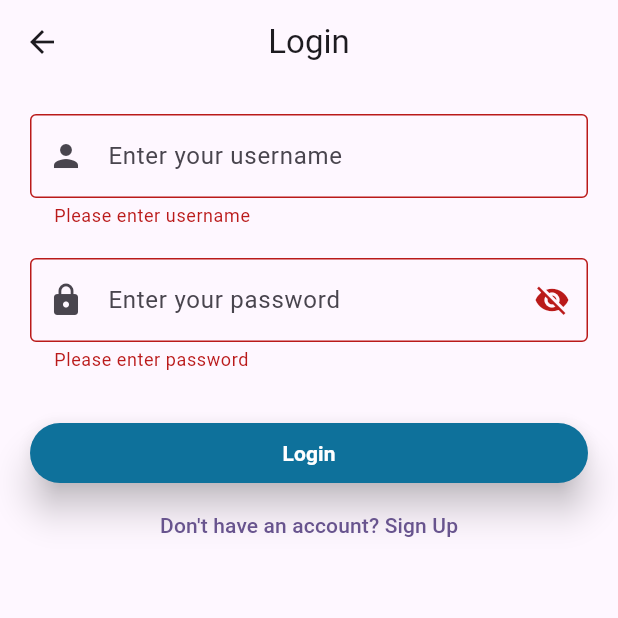
After one commit to fm0831461-oss/AllProject, a Flutter app: the Loginscreen screen opened directly, after a tap on "Login", on a phone screen of 412 x 824 dp, the top half of it. The commit adds this screen. Run offline on Flutter 3.47's test engine with Material 3 defaults, Android fonts, the phone set to English and light mode, and no system bars; our stand-ins replace dio; accounts and stored records are empty; network calls fail.

Commit message:
add login and sign without screen

```diff
--- a/lib/Project2/Widgets/custom_user.dart
+++ b/lib/Project2/Widgets/custom_user.dart
@@ -1,6 +1,6 @@
 import 'package:flutter/material.dart';
 import 'package:project1/Project2/DataModels/data_model.dart';
-import 'package:project1/Project2/Widgets/details.dart';
+import 'package:project1/Project2/Screens/details.dart';
 
 class CustomUser extends StatelessWidget {
   final UserModel model;
--- /dev/null
+++ b/lib/Project3/DataModels/auth_model.dart
@@ -0,0 +1,38 @@
+class AuthModel {
+  final String? username;
+  final String? password;
+  final String? firstName;
+  final String? lastName;
+  final String? email;
+  final String? accessToken;
+  final String? refreshToken;
+
+  AuthModel({
+    this.username,
+    this.password,
+    this.firstName,
+    this.lastName,
+    this.email,
+    this.accessToken,
+    this.refreshToken,
+  });
+}
+
+class Auth {
+  final AuthModel user;
+
+  Auth({required this.user});
+
+  factory Auth.fromJson(Map<String, dynamic> json) {
+    return Auth(
+      user: AuthModel(
+        username: json['username'],
+        firstName: json['firstName'],
+        lastName: json['lastName'],
+        email: json['email'],
+        accessToken: json['accessToken'],
+        refreshToken: json['refreshToken'],
+      ),
+    );
+  }
+}
--- /dev/null
+++ b/lib/Project3/Providers/auth_provider.dart
@@ -0,0 +1,90 @@
+import 'package:flutter/material.dart';
+import 'package:project1/Project3/DataModels/auth_model.dart';
+import 'package:project1/Project3/Services/login_services.dart';
+import 'package:project1/Project3/Services/sign_services.dart';
+
+class AuthProvider extends ChangeNotifier {
+  Auth? auth;
+
+  bool isLoading = false;
+  String? errorMessage;
+
+  // Text Controllers
+  final controllerUser = TextEditingController();
+  final controllerPass = TextEditingController();
+
+  // Password Visibility
+  bool isPasswordVisible = false;
+
+  void togglePasswordVisibility() {
+    isPasswordVisible = !isPasswordVisible;
+    notifyListeners();
+  }
+
+  // Username Validation
+  String? validUser(String? value) {
+    if (value == null || value.isEmpty) {
+      return "Please enter username";
+    }
+    return null;
+  }
+
+  // Password Validation
+  String? validPass(String? value) {
+    if (value == null || value.isEmpty) {
+      return "Please enter password";
+    }
+    return null;
+  }
+
+  // Login
+  Future<void> login(String username, String password) async {
+    try {
+      isLoading = true;
+      errorMessage = null;
+      notifyListeners();
+
+      auth = await LoginServices.login(username, password);
+    } catch (e) {
+      errorMessage = e.toString();
+    } finally {
+      isLoading = false;
+      notifyListeners();
+    }
+  }
+
+  // Signup
+  Future<void> signup(
+    String firstName,
+    String lastName,
+    String email,
+    String username,
+    String password,
+  ) async {
+    try {
+      isLoading = true;
+      errorMessage = null;
+      notifyListeners();
+
+      auth = await SignServices.signup(
+        firstName,
+        lastName,
+        email,
+        username,
+        password,
+      );
+    } catch (e) {
+      errorMessage = e.toString();
+    } finally {
+      isLoading = false;
+      notifyListeners();
+    }
+  }
+
+  @override
+  void dispose() {
+    controllerUser.dispose();
+    controllerPass.dispose();
+    super.dispose();
+  }
+}
--- /dev/null
+++ b/lib/Project3/Screens/login_screen.dart
@@ -0,0 +1,85 @@
+import 'package:flutter/material.dart';
+import 'package:project1/Project3/Providers/auth_provider.dart';
+import 'package:project1/Project3/Widgets/custom_textfield.dart';
+import 'package:project1/Project3/Widgets/custom_buttom.dart';
+import 'package:provider/provider.dart';
+
+class Loginscreen extends StatefulWidget {
+  const Loginscreen({super.key});
+
+  @override
+  State<Loginscreen> createState() => LoginscreenState();
+}
+
+class LoginscreenState extends State<Loginscreen> {
+  final ckey = GlobalKey<FormState>();
+
+  @override
+  Widget build(BuildContext context) {
+    final logProvider = context.read<AuthProvider>();
+
+    return Scaffold(
+      appBar: AppBar(title: Text("Login"), centerTitle: true),
+      body: SingleChildScrollView(
+        padding: EdgeInsets.all(20),
+        child: Form(
+          key: ckey,
+          child: Column(
+            children: [
+              CustomTextfield(
+                controller: logProvider.controllerUser,
+                validator: logProvider.validUser,
+                isPass: false,
+                hintText: "Enter your username",
+                prefixIcon: Icons.person,
+              ),
+
+              const SizedBox(height: 20),
+
+              CustomTextfield(
+                controller: logProvider.controllerPass,
+                validator: logProvider.validPass,
+                isPass: true,
+                hintText: "Enter your password",
+                prefixIcon: Icons.lock,
+              ),
+
+              const SizedBox(height: 30),
+
+              CustomButtom(
+                text: "Login",
+                onPressed: () async {
+                  if (ckey.currentState!.validate()) {
+                    await logProvider.login(
+                      logProvider.controllerUser.text,
+                      logProvider.controllerPass.text,
+                    );
+
+                    if (!context.mounted) return;
+
+                    if (logProvider.errorMessage != null) {
+                      ScaffoldMessenger.of(context).showSnackBar(
+                        SnackBar(content: Text(logProvider.errorMessage!)),
+                      );
+                    } else {
+                      ScaffoldMessenger.of(context).showSnackBar(
+                        SnackBar(content: Text("Login Successful")),
+                      );
+                    }
+                  }
+                },
+              ),
+
+              TextButton(
+                onPressed: () {
+                  // Navigate to Sign Up Screen
+                },
+                child: Text("Don't have an account? Sign Up"),
+              ),
+            ],
+          ),
+        ),
+      ),
+    );
+  }
+}
--- /dev/null
+++ b/lib/Project3/Services/login_services.dart
@@ -0,0 +1,19 @@
+import 'package:dio/dio.dart';
+import 'package:project1/Project3/DataModels/auth_model.dart';
+
+class LoginServices {
+  static Dio dio = Dio();
+  static Future<Auth> login(String username, String password) async {
+    try {
+      Response response = await dio.post(
+        "https://dummyjson.com/auth/login",
+        data: {"username": username, "password": password},
+      );
+      return Auth.fromJson(response.data);
+    } on DioException catch (dioError) {
+      throw Exception(dioError.message);
+    } catch (otherException) {
+      throw Exception("otherException ${otherException.toString()}");
+    }
+  }
+}
--- /dev/null
+++ b/lib/Project3/Services/sign_services.dart
@@ -0,0 +1,31 @@
+import 'package:dio/dio.dart';
+import 'package:project1/Project3/DataModels/auth_model.dart';
+
+class SignServices {
+  static Dio dio = Dio();
+  static Future<Auth> signup(
+    String firstName,
+    String lastName,
+    String email,
+    String username,
+    String password,
+  ) async {
+    try {
+      Response response = await dio.post(
+        "https://dummyjson.com/users/add",
+        data: {
+          "firstName": firstName,
+          "lastName": lastName,
+          "email": email,
+          "username": username,
+          "password": password,
+        },
+      );
+      return Auth.fromJson(response.data);
+    } on DioException catch (dioError) {
+      throw Exception(dioError.message);
+    } catch (otherException) {
+      throw Exception("Other Error ${otherException.toString()}");
+    }
+  }
+}
--- /dev/null
+++ b/lib/Project3/Widgets/custom_buttom.dart
@@ -0,0 +1,25 @@
+import 'package:flutter/material.dart';
+
+class CustomButtom extends StatelessWidget {
+  final String text;
+  final VoidCallback onPressed;
+  const CustomButtom({super.key, required this.text, required this.onPressed});
+
+  @override
+  Widget build(BuildContext context) {
+    return SizedBox(
+      width: double.infinity,
+      child: ElevatedButton(
+        onPressed: onPressed,
+        style: ElevatedButton.styleFrom(
+          elevation: 10,
+          backgroundColor: const Color.fromARGB(255, 14, 113, 155),
+        ),
+        child: Text(
+          text,
+          style: TextStyle(fontWeight: .bold, color: Colors.white),
+        ),
+      ),
+    );
+  }
+}
--- /dev/null
+++ b/lib/Project3/Widgets/custom_textfield.dart
@@ -0,0 +1,44 @@
+import 'package:flutter/material.dart';
+import 'package:project1/Project3/Providers/auth_provider.dart';
+import 'package:provider/provider.dart';
+
+class CustomTextfield extends StatelessWidget {
+  final TextEditingController controller;
+  final String? Function(String?) validator;
+  final String hintText;
+  final bool isPass;
+  final IconData prefixIcon;
+  const CustomTextfield({
+    super.key,
+    required this.controller,
+    required this.validator,
+    required this.hintText,
+    required this.isPass,
+    required this.prefixIcon,
+  });
+
+  @override
+  Widget build(BuildContext context) {
+    final logProvider = context.watch<AuthProvider>();
+    return TextFormField(
+      controller: controller,
+      validator: validator,
+      obscureText: isPass && !logProvider.isPasswordVisible,
+      decoration: InputDecoration(
+        hintText: hintText,
+        border: OutlineInputBorder(),
+        prefixIcon: Icon(prefixIcon),
+        suffixIcon: isPass
+            ? IconButton(
+                onPressed: logProvider.togglePasswordVisibility,
+                icon: Icon(
+                  logProvider.isPasswordVisible
+                      ? Icons.visibility
+                      : Icons.visibility_off,
+                ),
+              )
+            : null,
+      ),
+    );
+  }
+}
--- a/lib/main.dart
+++ b/lib/main.dart
@@ -10,8 +10,6 @@ void main() {
 
 class MyApp extends StatelessWidget {
   const MyApp({super.key});
-
-  // This widget is the root of your application.
   @override
   Widget build(BuildContext context) {
     return MultiProvider(
```
Also changed, not shown: lib/Project2/Screens/details.dart (renamed from lib/Project2/Widgets/details.dart, +3 -36 lines), lib/Project2/Screens/profile_screen.dart (deleted), lib/Project3/Screens/sign_screen.dart (added).
